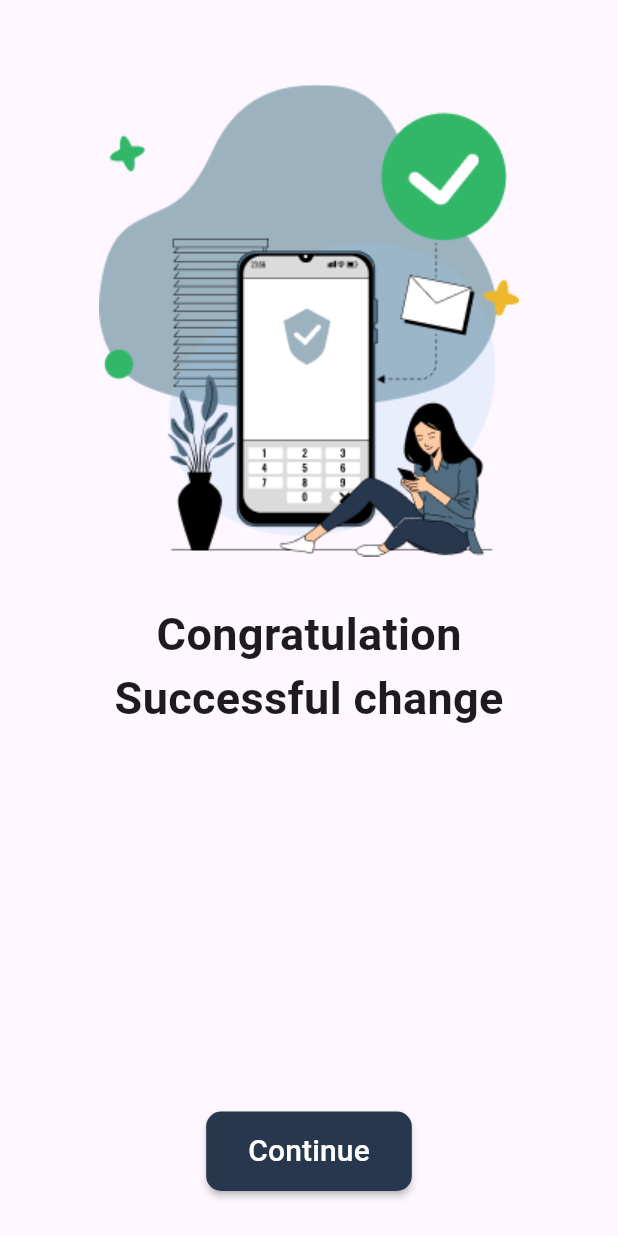
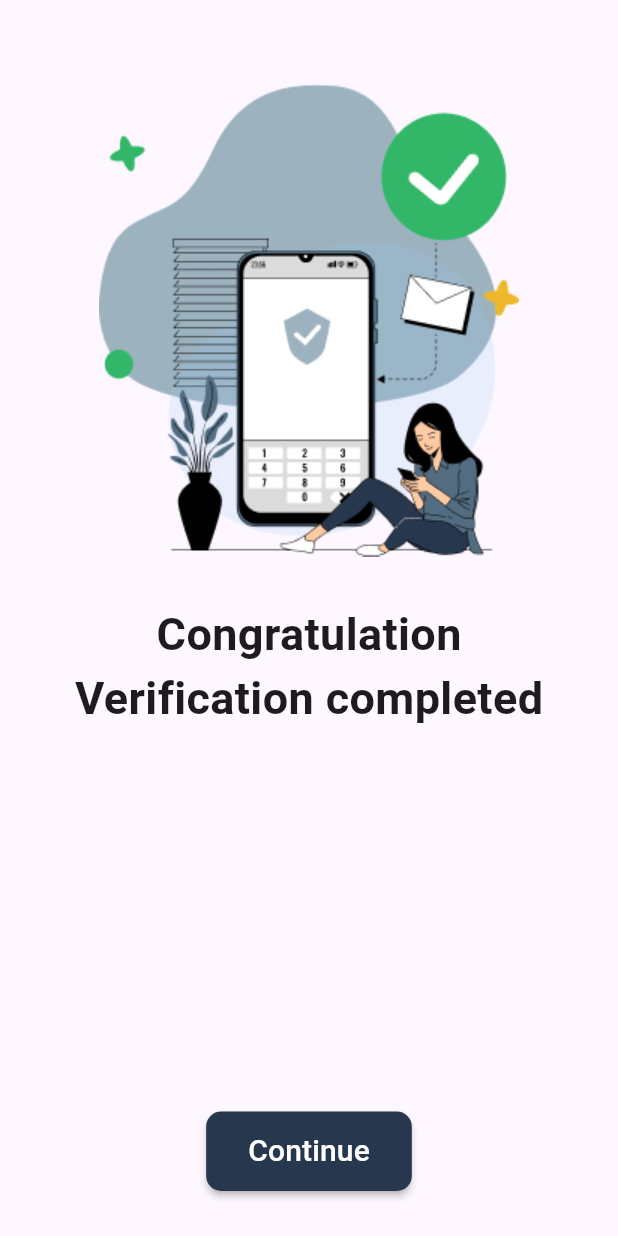
Before and after one commit to Mahmoud-Samir-Fathy/prenta, a Flutter app: the screen it shows after launch, on a phone screen of 412 x 824 dp. Run offline on Flutter 3.47's test engine with Material 3 defaults, Android fonts, the phone set to English and light mode, and no system bars; our stand-ins replace hexcolor, motion_toast, pinput, shared_preferences, smooth_page_indicator.

Commit message:
3mlt order

```diff
--- a/lib/main.dart
+++ b/lib/main.dart
@@ -1,12 +1,8 @@
 import 'package:flutter/material.dart';
-import 'package:printa/view/on_boarding/on_boarding.dart';
 import 'shared/network/local/cache_helper.dart';
-import 'view/forget_password/change_password.dart';
-import 'view/forget_password/forget_password.dart';
-import 'view/forget_password/forget_password_otp.dart';
-import 'view/forget_password/successful_change.dart';
-import 'view/login&register_screen/account_screen/account_screen.dart';
-import 'view/order_status/user_orders/user_orders.dart';
+import 'view/account_otp_verification/otp_verification.dart';
+import 'view/account_otp_verification/verification_success.dart';
+
 
 
 void main() async{
@@ -39,7 +35,7 @@ class MyApp extends StatelessWidget {
   Widget build(BuildContext context) {
     return MaterialApp(
       debugShowCheckedModeBanner:  false,
-      home: successful_change()
+      home: verification_success()
     );
   }
 }
--- /dev/null
+++ b/lib/view/account_otp_verification/verification_success.dart
@@ -0,0 +1,29 @@
+import 'package:flutter/cupertino.dart';
+import 'package:flutter/material.dart';
+import 'package:flutter/widgets.dart';
+import 'package:printa/shared/components/components.dart';
+
+class verification_success extends StatelessWidget{
+  @override
+  Widget build(BuildContext context) {
+
+    return Scaffold(
+      appBar: AppBar(),
+      body: Column(
+        mainAxisAlignment: MainAxisAlignment.center,
+        crossAxisAlignment: CrossAxisAlignment.center,
+        children: [
+          Center(child: Image(image: AssetImage('images/success.png'))),
+          SizedBox(height: 30,),
+          Text('Congratulation',style: TextStyle(fontSize: 30,fontWeight: FontWeight.bold),),
+          Text('Verification completed',style: TextStyle(fontSize: 30,fontWeight: FontWeight.bold)),
+          Spacer(),
+          defaultMaterialButton(text: 'Continue', Function: (){}),
+          SizedBox(height: 30,),
+        ],
+      ),
+    );
+  }
+
+
+}
```
Also changed, not shown: lib/view/account_otp_verification/otp_verification.dart (added, +77 -0 lines).
